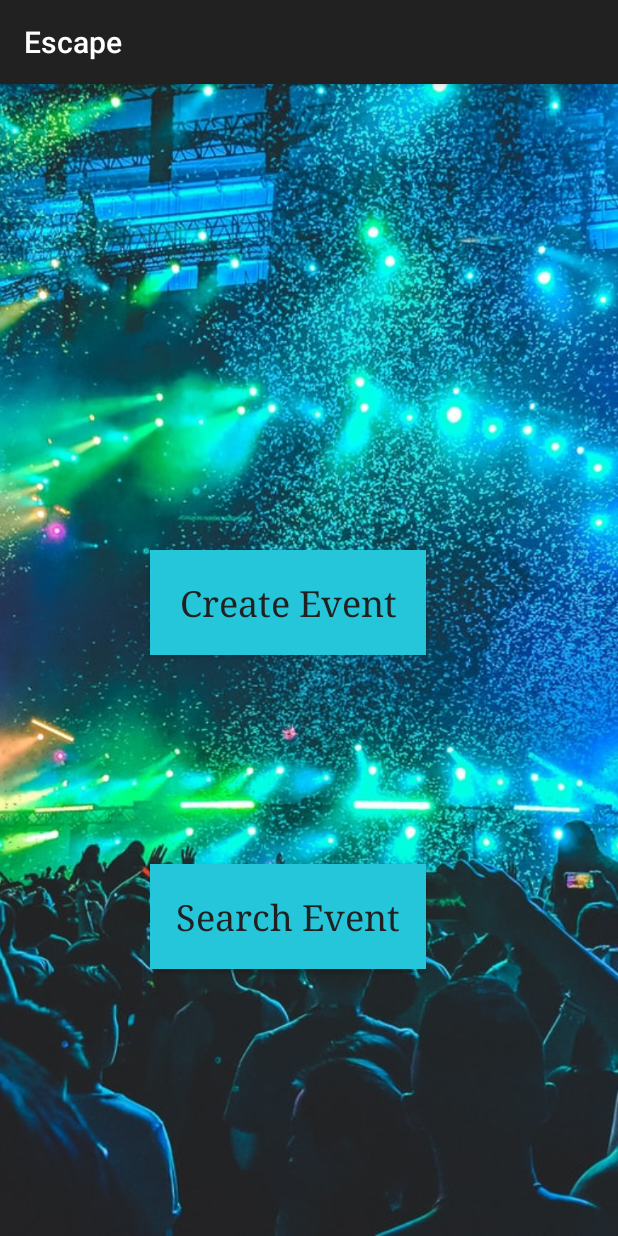
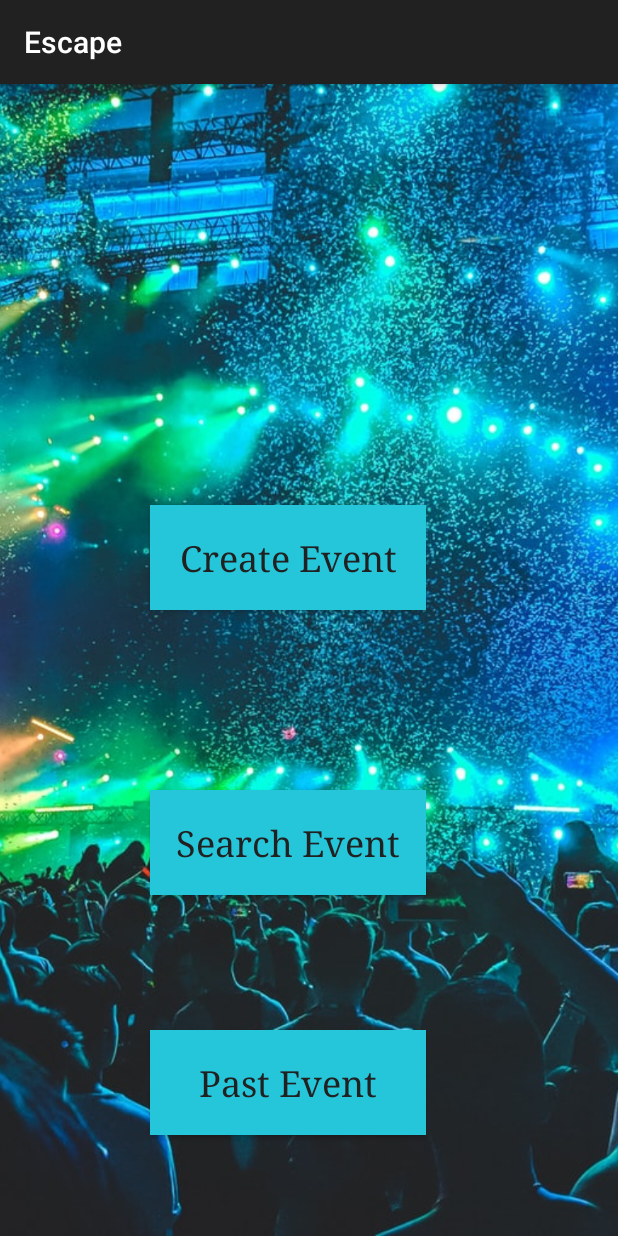
Before and after one commit to RuzindanaWendyOrnella/Outing-API4, an Android app: the EscapeActivity screen opened directly, with no data from a screen before it, on a phone screen of 412 x 824 dp. Run offline under Robolectric (Android 15) with nearby library versions, the phone set to English and light mode, and no system bars; our stand-ins replace ButterKnife; Roboto replaces fonts that are not available here.

Commit message:
git add added a new button

```diff
--- a/app/src/main/res/layout/activity_escape.xml
+++ b/app/src/main/res/layout/activity_escape.xml
@@ -22,10 +22,27 @@
         android:layout_centerVertical="true"
         android:layout_marginStart="100dp"
         android:layout_marginRight="20dp"
-        android:layout_marginBottom="387dp"
+        android:layout_marginBottom="417dp"
         android:background="@color/colorPerfect"
         android:backgroundTintMode="src_atop"
         android:text="Create Event"
+        android:textAlignment="center"
+        android:textAppearance="@style/TextAppearance.AppCompat.Medium"
+        android:textColor="@color/colorPrimary"
+        android:textSize="24sp"
+        android:typeface="serif" />
+
+    <Button
+        android:id="@+id/pastEvent"
+        android:layout_width="184dp"
+        android:layout_height="70dp"
+        android:layout_alignParentBottom="true"
+        android:layout_centerVertical="true"
+        android:layout_marginLeft="100dp"
+        android:layout_marginBottom="67dp"
+        android:background="@color/colorPerfect"
+        android:backgroundTintMode="src_atop"
+        android:text="Past Event"
         android:textAlignment="center"
         android:textAppearance="@style/TextAppearance.AppCompat.Medium"
         android:textColor="@color/colorPrimary"
@@ -40,7 +57,7 @@
         android:layout_centerVertical="true"
         android:layout_marginStart="100dp"
         android:layout_marginRight="20dp"
-        android:layout_marginBottom="178dp"
+        android:layout_marginBottom="227dp"
         android:background="@color/colorPerfect"
         android:backgroundTintMode="src_atop"
         android:text="Search Event"
```
